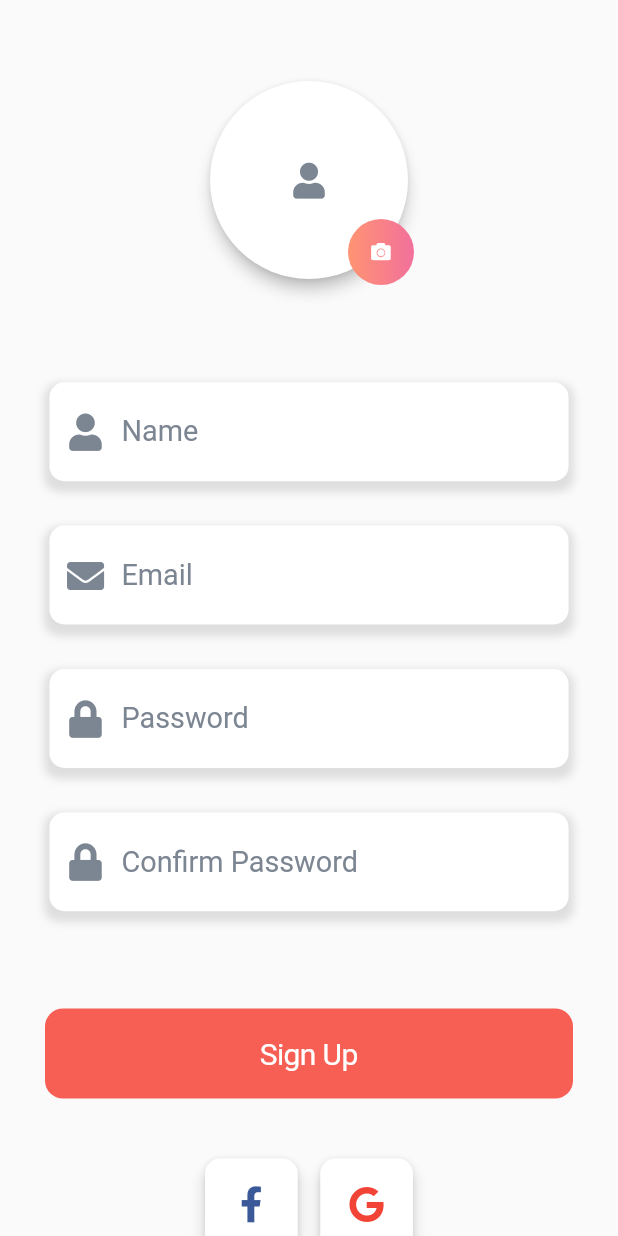
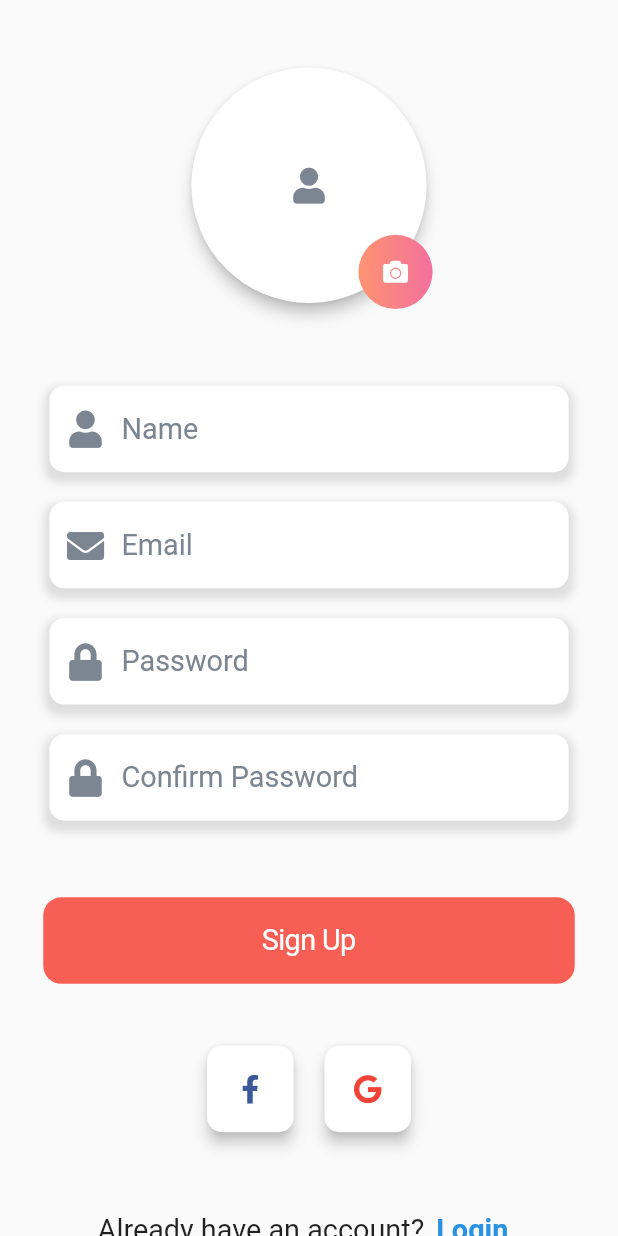
Before and after one commit to imamhossain94/dokan-wedevs-assignment, a Flutter app: the screen it shows after launch, after a tap on "Create New Account", on a phone screen of 412 x 824 dp. Run offline on Flutter 3.47's test engine with Material 2 defaults, Android fonts, the phone set to English and light mode, and no system bars; our stand-ins replace dotted_border, flutter_rating_bar, font_awesome_flutter, get, get_storage, sizer.

Commit message:
fix: signup page responsiveness fixed

```diff
--- a/lib/views/components/custom_icon_button.dart
+++ b/lib/views/components/custom_icon_button.dart
@@ -20,8 +20,8 @@ class CustomIconButton extends StatelessWidget {
         splashColor: Colors.grey, // Splash color
         onTap: onPressed,
         child: SizedBox(
-            width: 15.w,
-            height: 15.w,
+            width: 7.h,
+            height: 7.h,
             child: icon
         ),
       ),
--- a/lib/views/components/custom_text_field.dart
+++ b/lib/views/components/custom_text_field.dart
@@ -35,8 +35,8 @@ class _CustomTextFieldState extends State<CustomTextField> {
   Widget build(BuildContext context) {
     return Container(
       alignment: Alignment.center,
-      margin: EdgeInsets.symmetric(vertical: 1.8.h, horizontal: 8.w),
-      height: 8.h,
+      margin: EdgeInsets.symmetric(vertical: 1.2.h, horizontal: 8.w),
+      height: 7.h,
       decoration: BoxDecoration(
           color: Colors.white,
           borderRadius: BorderRadius.circular(10),
--- a/lib/views/signin_page.dart
+++ b/lib/views/signin_page.dart
@@ -80,9 +80,10 @@ class _SignInPageState extends State<SignInPage> {
               SizedBox(
                 height: 5.h,
               ),
-              SizedBox(
-                  width: MediaQuery.of(context).size.width - 60,
-                  height: 8.h,
+              Container(
+                  height: 7.h,
+                  width: double.infinity,
+                  padding: EdgeInsets.symmetric(horizontal: 3.5.h, vertical: 0),
                   child: CupertinoButton(
                       onPressed: () async {
 
@@ -149,8 +150,8 @@ class _SignInPageState extends State<SignInPage> {
                   ),
                 ],
               ),
-              const SizedBox(
-                height: 50,
+              SizedBox(
+                height: 5.h,
               ),
               TextButton(
                 onPressed: () {
--- a/lib/views/signup_page.dart
+++ b/lib/views/signup_page.dart
@@ -5,6 +5,7 @@ import 'package:flutter/cupertino.dart';
 import 'package:flutter/material.dart';
 import 'package:font_awesome_flutter/font_awesome_flutter.dart';
 import 'package:get/get.dart';
+import 'package:sizer/sizer.dart';
 import 'components/custom_icon_button.dart';
 import 'components/custom_text_field.dart';
 
@@ -33,16 +34,16 @@ class SignUpPage extends StatelessWidget {
             children: [
 
               Padding(
-                padding: const EdgeInsets.symmetric(vertical: 50),
+                padding: EdgeInsets.symmetric(vertical: 5.h),
                 child: Stack(
                   children: [
                     SizedBox(
-                      height: 140,
-                      width: 140,
+                      height: 40.w,
+                      width: 40.w,
                       child: Card(
                         elevation: 4,
                         shape: RoundedRectangleBorder(
-                          borderRadius: BorderRadius.circular(70),
+                          borderRadius: BorderRadius.circular(20.w),
                         ),
                         child: const Center(
                           child: Icon(FontAwesomeIcons.solidUser, color: Color(0xFF7C8592),),
@@ -53,15 +54,15 @@ class SignUpPage extends StatelessWidget {
                       bottom: 0,
                       right: 0,
                       child: Container(
-                        height: 44, width: 44,
+                        height: 12.w, width: 12.w,
                         alignment: Alignment.center,
                         decoration:  BoxDecoration(
-                          borderRadius: BorderRadius.circular(22),
+                          borderRadius: BorderRadius.circular(6.w),
                           gradient:  const LinearGradient(
                             colors: [Color(0xFFFF9472), Color(0xFFF2709C)],
                           ),
                         ),
-                        child: const Icon(FontAwesomeIcons.camera, size: 13, color: Colors.white,)
+                        child: Icon(FontAwesomeIcons.camera, size: 12.sp, color: Colors.white,)
                       ),
                     )
                   ],
@@ -96,12 +97,13 @@ class SignUpPage extends StatelessWidget {
                 isPassword: true,
                 eyeVisibility: false,
               ),
-              const SizedBox(
-                height: 50,
+              SizedBox(
+                height: 5.h,
               ),
-              SizedBox(
-                  width: MediaQuery.of(context).size.width - 60,
-                  height: 60,
+              Container(
+                height: 7.h,
+                width: double.infinity,
+                padding: EdgeInsets.symmetric(horizontal: 3.5.h, vertical: 0),
                 child: CupertinoButton(
                     onPressed: () async{
 
@@ -135,52 +137,55 @@ class SignUpPage extends StatelessWidget {
                       }
 
                     },
-                      child: const Text(
+                    child: Text(
                       "Sign Up",
                       style: TextStyle(
                           color: Colors.white,
-                            fontSize: 20,
+                          fontSize: 14.sp,
                           fontFamily: "Roboto",
                           fontStyle: FontStyle.normal,
                           fontWeight: FontWeight.normal),
                     ),
-                      color: const Color(0xFFF75F55))),
-              const SizedBox(
-                height: 40,
+                    color: const Color(0xFFF75F55)),
+              ),
+              SizedBox(
+                height: 5.h,
               ),
               Row(
                 mainAxisAlignment: MainAxisAlignment.center,
                 children: [
                   CustomIconButton(
-                    icon: const Icon(
+                    icon: Icon(
                       FontAwesomeIcons.facebookF,
-                      color: Color(0xFF3B5998),
+                      color: const Color(0xFF3B5998),
+                      size: 14.sp,
                     ),
                     onPressed: () {},
                   ),
-                  const SizedBox(
-                    width: 15,
+                  SizedBox(
+                    width: 5.w,
                   ),
                   CustomIconButton(
-                    icon: const Icon(
+                    icon: Icon(
                       FontAwesomeIcons.google,
-                      color: Color(0xFFF14336),
+                      color: const Color(0xFFF14336),
+                      size: 14.sp,
                     ),
                     onPressed: () {},
                   ),
                 ],
               ),
-              const SizedBox(
-                height: 50,
+              SizedBox(
+                height: 5.h,
               ),
               Row(
                 mainAxisAlignment: MainAxisAlignment.center,
                 children: [
-                  const Text(
+                  Text(
                     "Already have an account?",
                     style: TextStyle(
                       //color: Color(0xFF383C40),
-                        fontSize: 20,
+                        fontSize: 14.sp,
                         fontFamily: "Roboto",
                         fontStyle: FontStyle.normal,
                         fontWeight: FontWeight.normal),
@@ -189,11 +194,11 @@ class SignUpPage extends StatelessWidget {
                     onPressed: () {
                       Get.offAll(const SignInPage());
                     },
-                    child: const Text(
+                    child: Text(
                       "Login",
                       style: TextStyle(
-                          color: Color(0xFF2893E3),
-                          fontSize: 20,
+                          color: const Color(0xFF2893E3),
+                          fontSize: 14.sp,
                           fontFamily: "Roboto",
                           fontStyle: FontStyle.normal,
                           fontWeight: FontWeight.bold),
```
Lines whose indentation alone changed are shown as unchanged.
